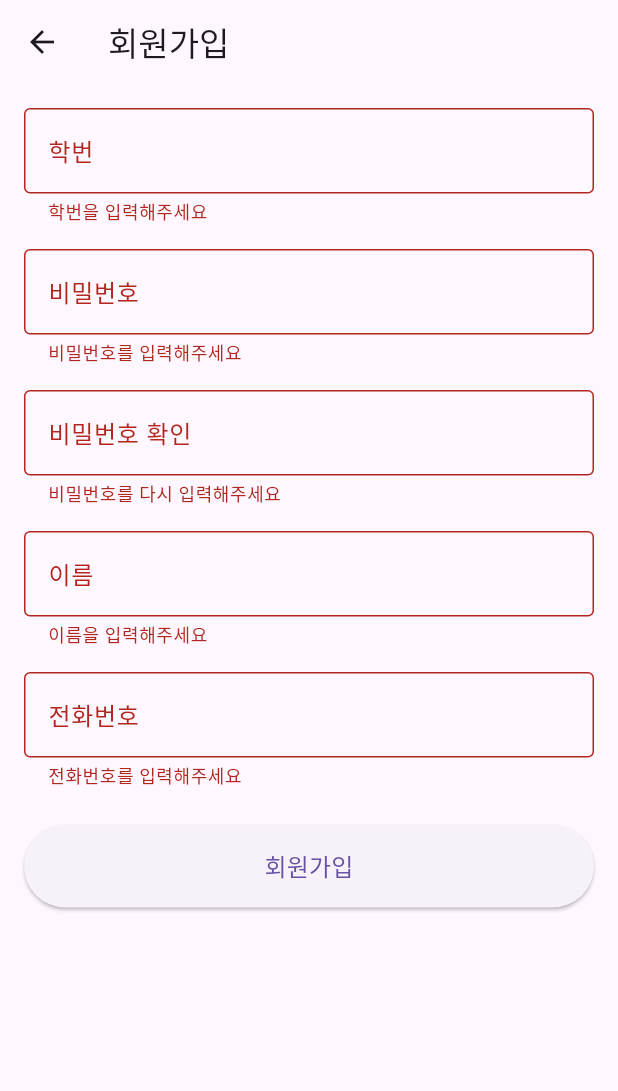
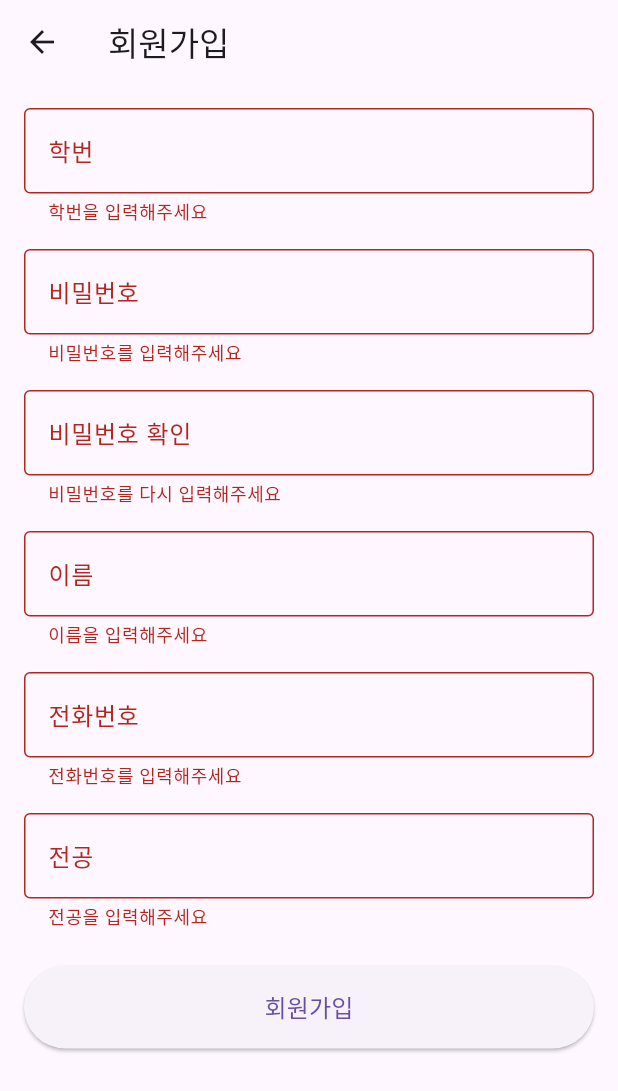
Before and after one commit to devUuung/GNU-PingPong-App, a Flutter app: the SignUpPage screen opened directly, after a tap on "회원가입", on a phone screen of 412 x 824 dp. Shown: the top 1091 px of the screen. Run offline on Flutter 3.47's test engine with Material 3 defaults, Android fonts, the phone set to English and light mode, and no system bars; our stand-ins replace device_info_plus, flutter_bluetooth_serial, flutter_secure_storage, image_picker, shared_preferences; accounts and stored records are empty.

Commit message:
feat: 회원가입시 전공입력칸 추가

```diff
--- a/flutter-app/lib/models/user.dart
+++ b/flutter-app/lib/models/user.dart
@@ -18,6 +18,7 @@ class User {
   final DateTime createdAt;
   final int customPoint;
   final int rank;
+  final String department;
   User({
     required this.userId,
     required this.username,
@@ -36,6 +37,7 @@ class User {
     this.deviceId,
     this.customPoint = 0,
     this.rank = 0,
+    this.department = "",
     required this.createdAt,
   });
 
@@ -62,6 +64,7 @@ class User {
           ? DateTime.parse(json['created_at'])
           : DateTime.now(),
       rank: json['rank'] ?? 0,
+      department: json['department'] ?? "",
     );
   }
 
@@ -86,6 +89,7 @@ class User {
       'created_at': createdAt.toIso8601String(),
       'custom_point': customPoint,
       'rank': rank,
+      'department': department,
     };
   }
 
@@ -104,6 +108,7 @@ class User {
     String? deviceId,
     int? customPoint,
     int? rank,
+    String? department,
   }) {
     return User(
       userId: this.userId,
@@ -124,6 +129,7 @@ class User {
       customPoint: customPoint ?? this.customPoint,
       createdAt: this.createdAt,
       rank: rank ?? this.rank,
+      department: department ?? this.department,
     );
   }
 }
--- a/flutter-app/lib/screens/signup.dart
+++ b/flutter-app/lib/screens/signup.dart
@@ -21,6 +21,7 @@ class _SignUpPageState extends State<SignUpPage> {
   final _nameController = TextEditingController();
   final _emailController = TextEditingController();
   final _phoneController = TextEditingController();
+  final _majorController = TextEditingController();
   final UserService _userService = UserService();
   bool _isLoading = false;
 
@@ -32,6 +33,7 @@ class _SignUpPageState extends State<SignUpPage> {
     _nameController.dispose();
     _emailController.dispose();
     _phoneController.dispose();
+    _majorController.dispose();
     super.dispose();
   }
 
@@ -44,7 +46,6 @@ class _SignUpPageState extends State<SignUpPage> {
       _isLoading = true;
     });
     String deviceId = '';
-    print("aaa");
 
     if (kIsWeb) {
       DeviceInfoPlugin deviceInfo = DeviceInfoPlugin();
@@ -61,7 +62,6 @@ class _SignUpPageState extends State<SignUpPage> {
     } else {
       deviceId = '';
     }
-    print("bbb");
 
     try {
       final response = await _userService.signup(
@@ -70,6 +70,7 @@ class _SignUpPageState extends State<SignUpPage> {
         _passwordController.text.trim(),
         _studentIdController.text.trim(),
         deviceId,
+        _majorController.text.trim(),
       );
 
       if (response['success'] == true) {
@@ -198,6 +199,23 @@ class _SignUpPageState extends State<SignUpPage> {
                         return null;
                       },
                     ),
+                    const SizedBox(height: 16),
+
+                    // 전공
+                    TextFormField(
+                      controller: _majorController,
+                      decoration: const InputDecoration(
+                        labelText: '전공',
+                        border: OutlineInputBorder(),
+                        hintText: '전공을 입력하세요',
+                      ),
+                      validator: (value) {
+                        if (value == null || value.isEmpty) {
+                          return '전공을 입력해주세요';
+                        }
+                        return null;
+                      },
+                    ),
                     const SizedBox(height: 24),
 
                     // 회원가입 버튼
--- a/flutter-app/lib/services/user_service.dart
+++ b/flutter-app/lib/services/user_service.dart
@@ -39,7 +39,7 @@ class UserService {
 
   /// 회원가입 요청을 처리하는 메서드
   Future<Map<String, dynamic>> signup(String username, String phoneNumber,
-      String password, String studentId, String deviceId) async {
+      String password, String studentId, String deviceId, String major) async {
     try {
       // 디버그 로그 추가
       debugPrint('회원가입 요청 데이터:');
@@ -47,6 +47,7 @@ class UserService {
       debugPrint('phone_number: $phoneNumber');
       debugPrint('password: $password');
       debugPrint('student_id: $studentId');
+      debugPrint('major: $major');
 
       final response = await _apiClient.post(
         ApiConfig.signUp,
@@ -56,6 +57,7 @@ class UserService {
           'password': password,
           'student_id': studentId,
           'device_id': deviceId,
+          'major': major,
         },
       );
 
```
Also changed, not shown: 1 other file.
